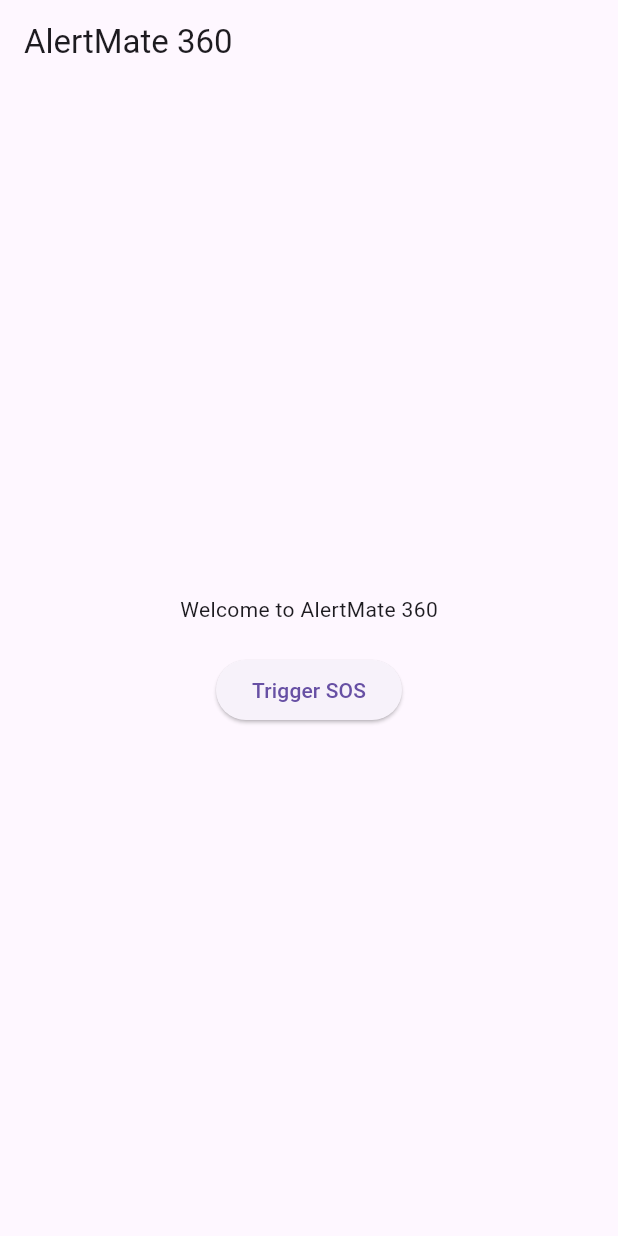
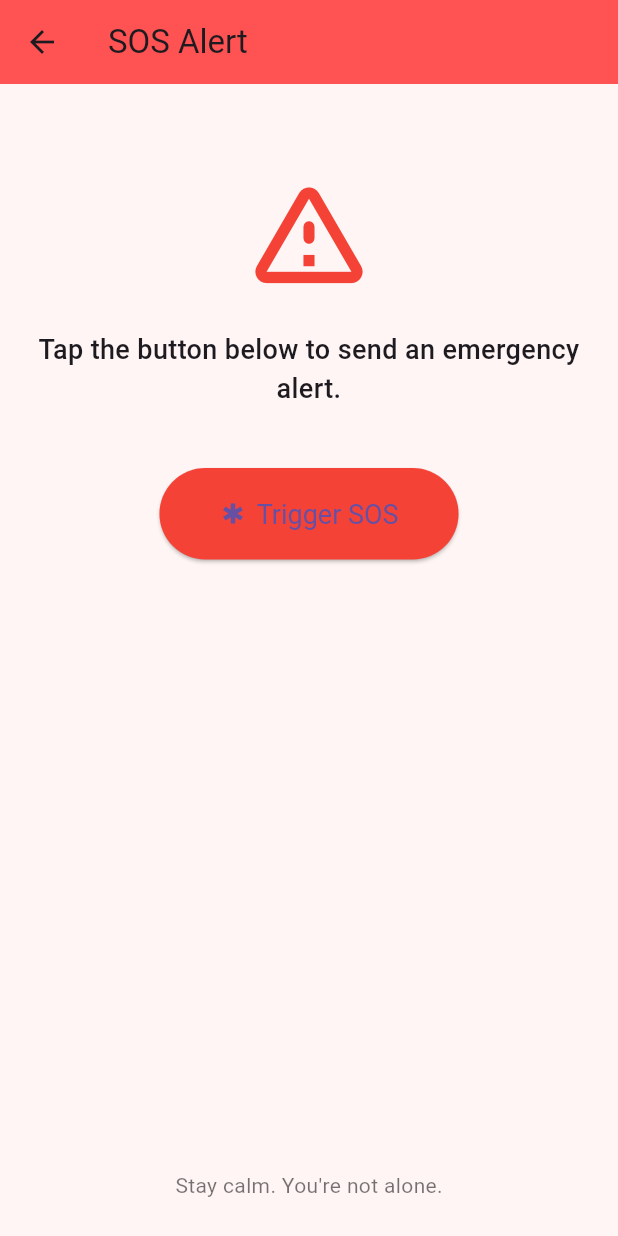
Before and after one commit to sinch-billava935/AlertMate-360, a Flutter app: the HomeScreen screen opened directly, after a tap on "Trigger SOS", on a phone screen of 412 x 824 dp. Run offline on Flutter 3.47's test engine with Material 3 defaults, Android fonts, the light colour scheme and no system bars; our stand-ins replace google_maps_flutter.

Commit message:
New changes on screens

```diff
--- a/lib/main.dart
+++ b/lib/main.dart
@@ -1,5 +1,6 @@
+import 'package:alertmate360/screens/splash_screen.dart';
 import 'package:flutter/material.dart';
-import 'screens/home_screen.dart';
+import 'screens/login_screen.dart'; // <-- add this
 
 void main() {
   runApp(AlertMateApp());
@@ -11,7 +12,7 @@ class AlertMateApp extends StatelessWidget {
     return MaterialApp(
       title: 'AlertMate 360',
       theme: ThemeData(primarySwatch: Colors.red),
-      home: HomeScreen(),
+      home: SplashScreen(), // <-- start from login
     );
   }
 }
--- a/lib/screens/home_screen.dart
+++ b/lib/screens/home_screen.dart
@@ -1,22 +1,89 @@
 import 'package:flutter/material.dart';
+import 'sos_screen.dart';
+import 'health_stats_screen.dart';
 
 class HomeScreen extends StatelessWidget {
   @override
   Widget build(BuildContext context) {
     return Scaffold(
-      appBar: AppBar(title: Text("AlertMate 360")),
-      body: Center(
+      backgroundColor: Color(0xFFF2F7FF), // Light bluish background
+      appBar: AppBar(
+        title: Text("AlertMate 360"),
+        centerTitle: true,
+        backgroundColor: Color(0xFF3E82C6), // Darker blue
+      ),
+      body: Padding(
+        padding: const EdgeInsets.all(20),
         child: Column(
-          mainAxisAlignment: MainAxisAlignment.center,
+          crossAxisAlignment: CrossAxisAlignment.center,
           children: [
-            Text("Welcome to AlertMate 360"),
+            SizedBox(height: 30),
+            Text(
+              "Welcome, User!",
+              style: TextStyle(
+                fontSize: 24,
+                fontWeight: FontWeight.bold,
+                color: Color(0xFF003366),
+              ),
+            ),
+            SizedBox(height: 10),
+            Text(
+              "Your safety companion for health monitoring & instant SOS.",
+              textAlign: TextAlign.center,
+              style: TextStyle(fontSize: 16, color: Colors.black54),
+            ),
+            SizedBox(height: 40),
+            // SOS Feature Card
+            Card(
+              elevation: 4,
+              shape: RoundedRectangleBorder(
+                borderRadius: BorderRadius.circular(12),
+              ),
+              child: ListTile(
+                leading: Icon(
+                  Icons.warning_amber_rounded,
+                  color: Colors.red,
+                  size: 32,
+                ),
+                title: Text("Trigger SOS"),
+                subtitle: Text("Send an emergency alert with location"),
+                onTap: () {
+                  Navigator.push(
+                    context,
+                    MaterialPageRoute(builder: (_) => SosScreen()),
+                  );
+                },
+              ),
+            ),
             SizedBox(height: 20),
-            ElevatedButton(
-              onPressed: () {
-                // Navigate to SOS or Health Stats later
-              },
-              child: Text("Trigger SOS"),
+            // Health Stats Feature Card
+            Card(
+              elevation: 4,
+              shape: RoundedRectangleBorder(
+                borderRadius: BorderRadius.circular(12),
+              ),
+              child: ListTile(
+                leading: Icon(
+                  Icons.monitor_heart,
+                  color: Colors.green,
+                  size: 32,
+                ),
+                title: Text("Health Stats"),
+                subtitle: Text("Track SpO2, heart rate, and temperature"),
+                onTap: () {
+                  Navigator.push(
+                    context,
+                    MaterialPageRoute(builder: (_) => HealthStatsScreen()),
+                  );
+                },
+              ),
             ),
+            Spacer(),
+            Text(
+              "Powered by AlertMate Team",
+              style: TextStyle(fontSize: 12, color: Colors.grey),
+            ),
+            SizedBox(height: 10),
           ],
         ),
       ),
--- /dev/null
+++ b/lib/screens/sos_screen.dart
@@ -0,0 +1,97 @@
+import 'package:flutter/material.dart';
+
+class SosScreen extends StatefulWidget {
+  @override
+  _SosScreenState createState() => _SosScreenState();
+}
+
+class _SosScreenState extends State<SosScreen> {
+  bool sosTriggered = false;
+
+  void _triggerSos() {
+    showDialog(
+      context: context,
+      builder:
+          (ctx) => AlertDialog(
+            title: Text("Confirm Emergency Alert"),
+            content: Text("Are you sure you want to trigger the SOS alert?"),
+            actions: [
+              TextButton(
+                onPressed: () => Navigator.of(ctx).pop(),
+                child: Text("Cancel"),
+              ),
+              ElevatedButton(
+                onPressed: () {
+                  Navigator.of(ctx).pop();
+                  setState(() => sosTriggered = true);
+
+                  // Future: integrate Firebase / GSM logic here
+                  ScaffoldMessenger.of(context).showSnackBar(
+                    SnackBar(
+                      content: Text("🚨 SOS Alert Triggered Successfully!"),
+                      backgroundColor: Colors.redAccent,
+                    ),
+                  );
+                },
+                child: Text("Yes, Trigger"),
+                style: ElevatedButton.styleFrom(backgroundColor: Colors.red),
+              ),
+            ],
+          ),
+    );
+  }
+
+  @override
+  Widget build(BuildContext context) {
+    return Scaffold(
+      backgroundColor: Color(0xFFFFF5F5),
+      appBar: AppBar(
+        title: Text("SOS Alert"),
+        backgroundColor: Colors.redAccent,
+      ),
+      body: Padding(
+        padding: const EdgeInsets.all(24.0),
+        child: Column(
+          children: [
+            SizedBox(height: 30),
+            Icon(Icons.warning_amber_rounded, color: Colors.red, size: 90),
+            SizedBox(height: 20),
+            Text(
+              sosTriggered
+                  ? "SOS Alert Already Sent!"
+                  : "Tap the button below to send an emergency alert.",
+              style: TextStyle(fontSize: 18, fontWeight: FontWeight.w500),
+              textAlign: TextAlign.center,
+            ),
+            SizedBox(height: 40),
+            ElevatedButton.icon(
+              icon: Icon(Icons.emergency),
+              label: Text("Trigger SOS"),
+              onPressed: sosTriggered ? null : _triggerSos,
+              style: ElevatedButton.styleFrom(
+                backgroundColor: sosTriggered ? Colors.grey : Colors.red,
+                padding: EdgeInsets.symmetric(horizontal: 40, vertical: 20),
+                textStyle: TextStyle(fontSize: 18),
+              ),
+            ),
+            SizedBox(height: 40),
+            if (sosTriggered)
+              Text(
+                "✅ Emergency alert sent. Help is on the way.",
+                style: TextStyle(
+                  color: Colors.green,
+                  fontWeight: FontWeight.w600,
+                  fontSize: 16,
+                ),
+              ),
+            Spacer(),
+            Text(
+              "Stay calm. You're not alone.",
+              style: TextStyle(color: Colors.black54, fontSize: 14),
+            ),
+          ],
+        ),
+      ),
+    );
+  }
+}
--- a/pubspec.yaml
+++ b/pubspec.yaml
@@ -2,7 +2,7 @@ name: alertmate360
 description: "A new Flutter project."
 # The following line prevents the package from being accidentally published to
 # pub.dev using `flutter pub publish`. This is preferred for private packages.
-publish_to: 'none' # Remove this line if you wish to publish to pub.dev
+publish_to: "none" # Remove this line if you wish to publish to pub.dev
 
 # The following defines the version and build number for your application.
 # A version number is three numbers separated by dots, like 1.2.43
@@ -34,6 +34,8 @@ dependencies:
   # The following adds the Cupertino Icons font to your application.
   # Use with the CupertinoIcons class for iOS style icons.
   cupertino_icons: ^1.0.8
+  google_maps_flutter: ^2.12.1
+  location: ^8.0.0
 
 dev_dependencies:
   flutter_test:
@@ -51,7 +53,6 @@ dev_dependencies:
 
 # The following section is specific to Flutter packages.
 flutter:
-
   # The following line ensures that the Material Icons font is
   # included with your application, so that you can use the icons in
   # the material Icons class.
```
Also changed, not shown: lib/screens/health_stats_screen.dart (added, +84 -0 lines), lib/screens/login_screen.dart (added, +128 -0 lines), lib/screens/map_screen.dart (added, +39 -0 lines), lib/screens/onboarding_screen.dart (added, +138 -0 lines), lib/screens/splash_screen.dart (added, +54 -0 lines), pubspec.lock, 1 other file.
